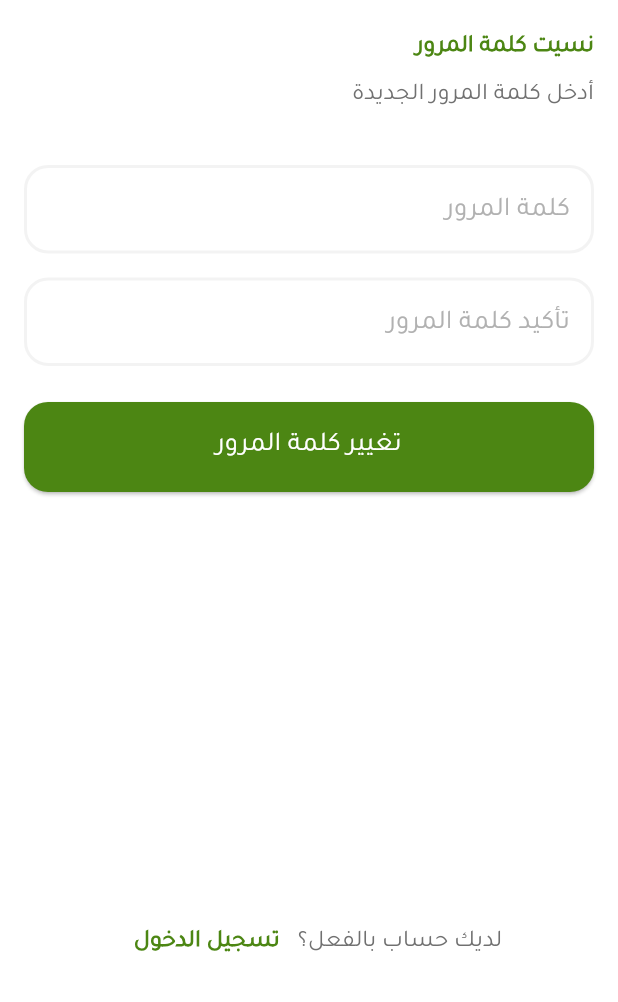
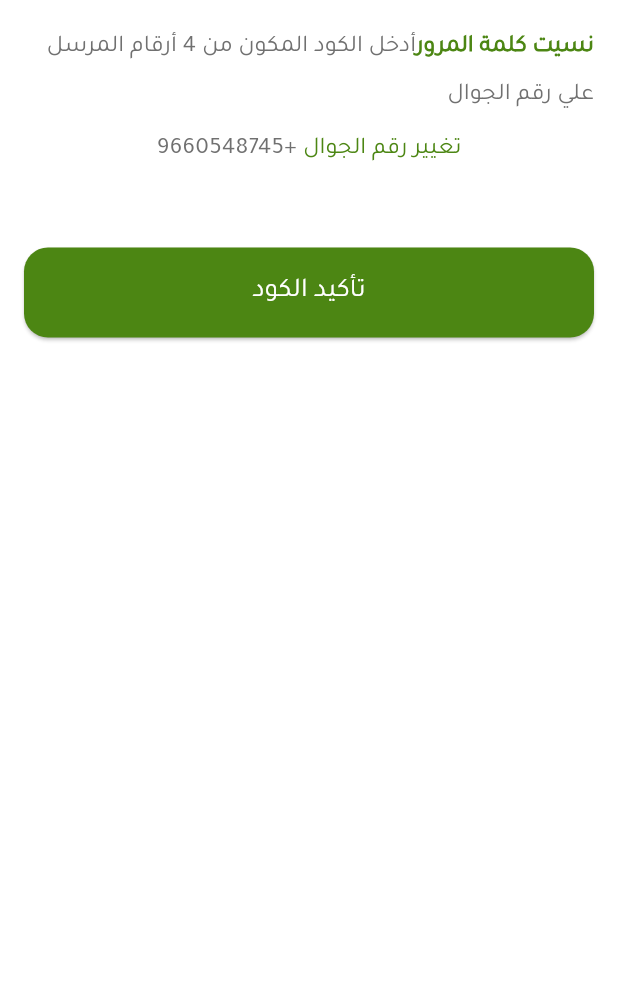
Before and after one commit to MoEhab74/Thimar, a Flutter app: the ForgetPasswordView screen opened directly, after a tap on "تأكيد رقم الجوال", on a phone screen of 412 x 824 dp, the part 234-1236 px from its top. Run offline on Flutter 3.47's test engine with Material 3 defaults, Android fonts, the light colour scheme and no system bars.

Commit message:
Create verify OTP page

```diff
--- a/lib/views/forget_password_view.dart
+++ b/lib/views/forget_password_view.dart
@@ -1,6 +1,7 @@
 import 'package:flutter/material.dart';
 import 'package:thimar/views/create_new_password.dart';
 import 'package:thimar/views/login_view.dart';
+import 'package:thimar/views/verify_otp_view.dart';
 import 'package:thimar/widgets/login_or_signup_hint.dart';
 import 'package:thimar/widgets/mobile_number.dart';
 import 'package:thimar/widgets/my_button.dart';
@@ -30,7 +31,7 @@ class ForgetPasswordView extends StatelessWidget {
               // Navigate to CreateNewPasswordView
               Navigator.push(
                 context,
-                MaterialPageRoute(builder: (builder) => CreateNewPasswordView()),
+                MaterialPageRoute(builder: (builder) => VerifyOTPView()),
               );
             }),
             LoginOrSignUpHint(
--- /dev/null
+++ b/lib/views/verify_otp_view.dart
@@ -0,0 +1,54 @@
+import 'package:flutter/material.dart';
+import 'package:thimar/widgets/my_button.dart';
+import 'package:thimar/widgets/welcome_message.dart';
+
+class VerifyOTPView extends StatelessWidget {
+  const VerifyOTPView({super.key});
+
+  @override
+  Widget build(BuildContext context) {
+    return Scaffold(
+      backgroundColor: Color(0xFFFFFFFF),
+      body: Padding(
+        padding: const EdgeInsets.all(16.0),
+        child: Column(
+          children: [
+            Image.asset('assets/images/logo.png', width: 140, height: 140),
+            const SizedBox(height: 16),
+            WelcomeMessage(title: 'نسيت كلمة المرور', subtitle: 'أدخل الكود المكون من 4 أرقام المرسل علي رقم الجوال'),
+            const SizedBox(height: 8),
+            Text.rich(
+              TextSpan(children: [
+                TextSpan(
+                  text: '9660548745+',
+                  style: TextStyle(
+                    fontSize: 16,
+                    color: Color(0xff707070),
+                    fontFamily: 'Tajawal',
+                    fontWeight: FontWeight.w300,
+                  ),
+                ),
+                TextSpan(
+                  text: ' تغيير رقم الجوال',
+                  style: TextStyle(
+                    fontSize: 16,
+                    color: Theme.of(context).colorScheme.primary,
+                    fontFamily: 'Tajawal',
+                    fontWeight: FontWeight.w500,
+                  ),
+                  // Add gesture recognizer if needed for tap action
+                ),
+              ])
+            ),
+            const SizedBox(height: 30),
+            // Add your OTP input fields here
+            const SizedBox(height: 24),
+            MyButton(text: 'تأكيد الكود', onPressed: () {
+              // Handle OTP verification
+            }),
+          ],
+        ),
+      ),
+    );
+  }
+}
```
